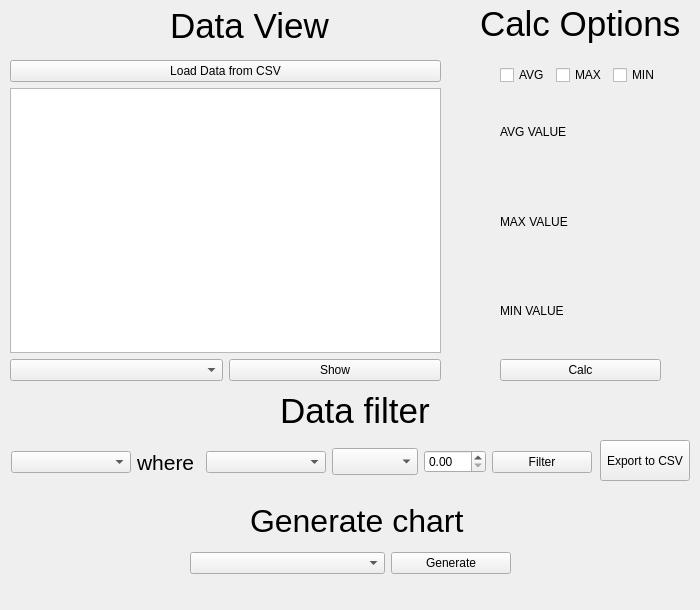
Qt form Qt_Designer/mainwindow.ui (bb305496/CSV_Weather_Dashboard) before a commit.
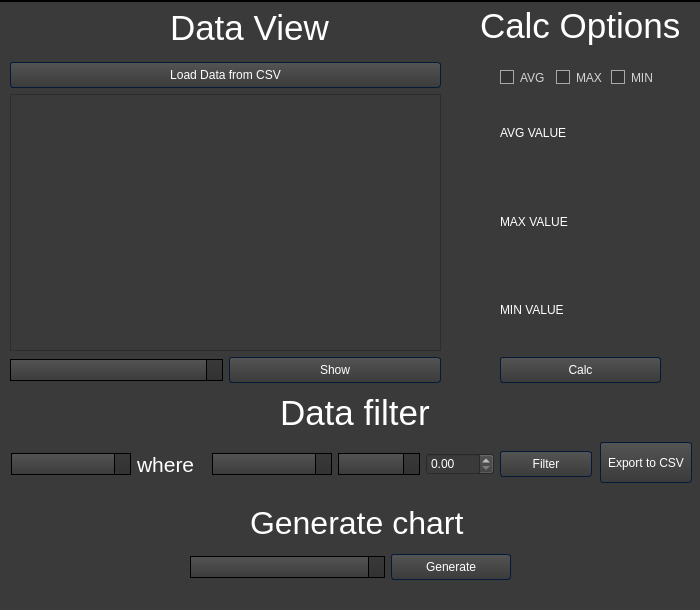
The same form after that commit. Icons and pictures are not drawn.

```diff
--- a/Qt_Designer/mainwindow.ui
+++ b/Qt_Designer/mainwindow.ui
@@ -25,6 +25,996 @@
   <property name="windowTitle">
    <string>MainWindow</string>
   </property>
+  <property name="styleSheet">
+   <string notr="true">/*Copyright (c) DevSec Studio. All rights reserved.
+
+MIT License
+
+Permission is hereby granted, free of charge, to any person obtaining a copy
+of this software and associated documentation files (the &quot;Software&quot;), to deal
+in the Software without restriction, including without limitation the rights
+to use, copy, modify, merge, publish, distribute, sublicense, and/or sell
+copies of the Software, and to permit persons to whom the Software is
+furnished to do so, subject to the following conditions:
+
+The above copyright notice and this permission notice shall be included in all
+copies or substantial portions of the Software.
+
+THE SOFTWARE IS PROVIDED *AS IS*, WITHOUT WARRANTY OF ANY KIND, EXPRESS OR
+IMPLIED, INCLUDING BUT NOT LIMITED TO THE WARRANTIES OF MERCHANTABILITY,
+FITNESS FOR A PARTICULAR PURPOSE AND NONINFRINGEMENT. IN NO EVENT SHALL THE
+AUTHORS OR COPYRIGHT HOLDERS BE LIABLE FOR ANY CLAIM, DAMAGES OR OTHER
+LIABILITY, WHETHER IN AN ACTION OF CONTRACT, TORT OR OTHERWISE, ARISING FROM,
+OUT OF OR IN CONNECTION WITH THE SOFTWARE OR THE USE OR OTHER DEALINGS IN THE SOFTWARE.
+*/
+
+/*-----QWidget-----*/
+QWidget
+{
+	background-color: #3a3a3a;
+	color: #fff;
+	selection-background-color: #b78620;
+	selection-color: #000;
+
+}
+
+
+/*-----QLabel-----*/
+QLabel
+{
+	background-color: transparent;
+	color: #fff;
+
+}
+
+
+/*-----QMenuBar-----*/
+QMenuBar 
+{
+	background-color: qlineargradient(spread:repeat, x1:1, y1:0, x2:1, y2:1, stop:0 rgba(57, 57, 57, 255),stop:1 rgba(50, 50, 50, 255));
+	border: 1px solid #000;
+	color: #fff;
+
+}
+
+
+QMenuBar::item 
+{
+	background-color: transparent;
+
+}
+
+
+QMenuBar::item:selected 
+{
+	background-color: rgba(183, 134, 32, 20%);
+	border: 1px solid #b78620;
+	color: #fff;
+
+}
+
+
+QMenuBar::item:pressed 
+{
+	background-color: rgb(183, 134, 32);
+	border: 1px solid #b78620;
+	color: #fff;
+
+}
+
+
+/*-----QMenu-----*/
+QMenu
+{
+    background-color: qlineargradient(spread:repeat, x1:1, y1:0, x2:1, y2:1, stop:0 rgba(57, 57, 57, 255),stop:1 rgba(50, 50, 50, 255));
+    border: 1px solid #222;
+    padding: 4px;
+	color: #fff;
+
+}
+
+
+QMenu::item
+{
+    background-color: transparent;
+    padding: 2px 20px 2px 20px;
+
+}
+
+
+QMenu::separator
+{
+   	background-color: rgb(183, 134, 32);
+	height: 1px;
+
+}
+
+
+QMenu::item:disabled
+{
+    color: #555;
+    background-color: transparent;
+    padding: 2px 20px 2px 20px;
+
+}
+
+
+QMenu::item:selected
+{
+	background-color: rgba(183, 134, 32, 20%);
+	border: 1px solid #b78620;
+	color: #fff;
+
+}
+
+
+/*-----QToolBar-----*/
+QToolBar
+{
+	background-color: qlineargradient(spread:repeat, x1:1, y1:0, x2:1, y2:1, stop:0 rgba(69, 69, 69, 255),stop:1 rgba(58, 58, 58, 255));
+	border-top: none;
+	border-bottom: 1px solid #4f4f4f;
+	border-left: 1px solid #4f4f4f;
+	border-right: 1px solid #4f4f4f;
+
+}
+
+
+QToolBar::separator
+{
+	background-color: #2e2e2e;
+	width: 1px;
+
+}
+
+
+/*-----QToolButton-----*/
+QToolButton 
+{
+	background-color: transparent;
+	color: #fff;
+	padding: 5px;
+	padding-left: 8px;
+	padding-right: 8px;
+	margin-left: 1px;
+}
+
+
+QToolButton:hover
+{
+	background-color: rgba(183, 134, 32, 20%);
+	border: 1px solid #b78620;
+	color: #fff;
+	
+}
+
+
+QToolButton:pressed
+{
+	background-color: qlineargradient(spread:repeat, x1:1, y1:0, x2:1, y2:1, stop:0 rgba(57, 57, 57, 255),stop:1 rgba(50, 50, 50, 255));
+	border: 1px solid #b78620;
+
+}
+
+
+QToolButton:checked
+{
+	background-color: qlineargradient(spread:repeat, x1:1, y1:0, x2:1, y2:1, stop:0 rgba(57, 57, 57, 255),stop:1 rgba(50, 50, 50, 255));
+	border: 1px solid #222;
+}
+
+
+/*-----QPushButton-----*/
+QPushButton
+{
+	background-color: qlineargradient(spread:repeat, x1:1, y1:0, x2:1, y2:1, stop:0 rgba(84, 84, 84, 255),stop:1 rgba(59, 59, 59, 255));
+	color: #ffffff;
+	min-width: 80px;
+	border-style: solid;
+	border-width: 1px;
+	border-radius: 3px;
+	border-color: #051a39;
+	padding: 5px;
+
+}
+
+
+QPushButton::flat
+{
+	background-color: transparent;
+	border: none;
+	color: #fff;
+
+}
+
+
+QPushButton::disabled
+{
+	background-color: #404040;
+	color: #656565;
+	border-color: #051a39;
+
+}
+
+
+QPushButton::hover
+{
+	background-color: rgba(183, 134, 32, 20%);
+	border: 1px solid #b78620;
+
+}
+
+
+QPushButton::pressed
+{
+	background-color: qlineargradient(spread:repeat, x1:1, y1:0, x2:1, y2:1, stop:0 rgba(74, 74, 74, 255),stop:1 rgba(49, 49, 49, 255));
+	border: 1px solid #b78620;
+
+}
+
+
+QPushButton::checked
+{
+	background-color: qlineargradient(spread:repeat, x1:1, y1:0, x2:1, y2:1, stop:0 rgba(74, 74, 74, 255),stop:1 rgba(49, 49, 49, 255));
+	border: 1px solid #222;
+
+}
+
+
+/*-----QLineEdit-----*/
+QLineEdit
+{
+	background-color: #131313;
+	color : #eee;
+	border: 1px solid #343434;
+	border-radius: 2px;
+	padding: 3px;
+	padding-left: 5px;
+
+}
+
+
+/*-----QPlainTExtEdit-----*/
+QPlainTextEdit
+{
+	background-color: #131313;
+	color : #eee;
+	border: 1px solid #343434;
+	border-radius: 2px;
+	padding: 3px;
+	padding-left: 5px;
+
+}
+
+
+/*-----QTabBar-----*/
+QTabBar::tab
+{
+	background-color: qlineargradient(spread:repeat, x1:1, y1:0, x2:1, y2:1, stop:0 rgba(84, 84, 84, 255),stop:1 rgba(59, 59, 59, 255));
+	color: #ffffff;
+	border-style: solid;
+	border-width: 1px;
+	border-color: #666;
+	border-bottom: none;
+	padding: 5px;
+	padding-left: 15px;
+	padding-right: 15px;
+
+}
+
+
+QTabWidget::pane 
+{
+	background-color: red;
+	border: 1px solid #666;
+	top: 1px;
+
+}
+
+
+QTabBar::tab:last
+{
+	margin-right: 0; 
+
+}
+
+
+QTabBar::tab:first:!selected
+{
+	background-color: #0c0c0d;
+	margin-left: 0px;
+
+}
+
+
+QTabBar::tab:!selected
+{
+	color: #b1b1b1;
+	border-bottom-style: solid;
+	background-color: #0c0c0d;
+
+}
+
+
+QTabBar::tab:selected
+{
+	margin-bottom: 0px;
+
+}
+
+
+QTabBar::tab:!selected:hover
+{
+	border-top-color: #b78620;
+
+}
+
+
+/*-----QComboBox-----*/
+QComboBox
+{
+    background-color: qlineargradient(spread:repeat, x1:1, y1:0, x2:1, y2:1, stop:0 rgba(84, 84, 84, 255),stop:1 rgba(59, 59, 59, 255));
+    border: 1px solid #000;
+    padding-left: 6px;
+    color: #ffffff;
+    height: 20px;
+
+}
+
+
+QComboBox::disabled
+{
+	background-color: #404040;
+	color: #656565;
+	border-color: #051a39;
+
+}
+
+
+QComboBox:on
+{
+    background-color: #b78620;
+	color: #000;
+
+}
+
+
+QComboBox QAbstractItemView
+{
+    background-color: #383838;
+    color: #ffffff;
+    border: 1px solid black;
+    selection-background-color: #b78620;
+    outline: 0;
+
+}
+
+
+QComboBox::drop-down
+{
+	background-color: qlineargradient(spread:repeat, x1:1, y1:0, x2:1, y2:1, stop:0 rgba(57, 57, 57, 255),stop:1 rgba(50, 50, 50, 255));
+    subcontrol-origin: padding;
+    subcontrol-position: top right;
+    width: 15px;
+    border-left-width: 1px;
+    border-left-color: black;
+    border-left-style: solid; 
+
+}
+
+
+QComboBox::down-arrow
+{
+    image: url(://arrow-down.png);
+    width: 8px;
+    height: 8px;
+}
+
+
+/*-----QSpinBox &amp; QDateTimeEdit-----*/
+QSpinBox,
+QDateTimeEdit 
+{
+    background-color: #131313;
+	color : #eee;
+	border: 1px solid #343434;
+	padding: 3px;
+	padding-left: 5px;
+    border-radius : 2px;
+
+}
+
+
+QSpinBox::up-button, 
+QDateTimeEdit::up-button
+{
+	border-top-right-radius:2px;
+	background-color: #777777;
+    width: 16px; 
+    border-width: 1px;
+
+}
+
+
+QSpinBox::up-button:hover, 
+QDateTimeEdit::up-button:hover
+{
+	background-color: #585858;
+
+}
+
+
+QSpinBox::up-button:pressed, 
+QDateTimeEdit::up-button:pressed
+{
+	background-color: #252525;
+    width: 16px; 
+    border-width: 1px;
+
+}
+
+
+QSpinBox::up-arrow,
+QDateTimeEdit::up-arrow
+{
+    image: url(://arrow-up.png);
+    width: 7px;
+    height: 7px;
+
+}
+
+
+QSpinBox::down-button, 
+QDateTimeEdit::down-button
+{
+	border-bottom-right-radius:2px;
+	background-color: #777777;
+    width: 16px; 
+    border-width: 1px;
+
+}
+
+
+QSpinBox::down-button:hover, 
+QDateTimeEdit::down-button:hover
+{
+	background-color: #585858;
+
+}
+
+
+QSpinBox::down-button:pressed, 
+QDateTimeEdit::down-button:pressed
+{
+	background-color: #252525;
+    width: 16px; 
+    border-width: 1px;
+
+}
+
+
+QSpinBox::down-arrow,
+QDateTimeEdit::down-arrow
+{
+    image: url(://arrow-down.png);
+    width: 7px;
+    height: 7px;
+
+}
+
+
+/*-----QGroupBox-----*/
+QGroupBox 
+{
+    border: 1px solid;
+    border-color: #666666;
+	border-radius: 5px;
+    margin-top: 20px;
+
+}
+
+
+QGroupBox::title  
+{
+    background-color: transparent;
+    color: #eee;
+    subcontrol-origin: margin;
+    padding: 5px;
+	border-top-left-radius: 3px;
+	border-top-right-radius: 3px;
+
+}
+
+
+/*-----QHeaderView-----*/
+QHeaderView::section
+{
+    background-color: qlineargradient(spread:repeat, x1:1, y1:0, x2:1, y2:1, stop:0 rgba(60, 60, 60, 255),stop:1 rgba(50, 50, 50, 255));
+	border: 1px solid #000;
+    color: #fff;
+    text-align: left;
+	padding: 4px;
+	
+}
+
+
+QHeaderView::section:disabled
+{
+    background-color: #525251;
+    color: #656565;
+
+}
+
+
+QHeaderView::section:checked
+{
+    background-color: qlineargradient(spread:repeat, x1:1, y1:0, x2:1, y2:1, stop:0 rgba(60, 60, 60, 255),stop:1 rgba(50, 50, 50, 255));
+    color: #fff;
+
+}
+
+
+QHeaderView::section::vertical::first,
+QHeaderView::section::vertical::only-one
+{
+    border-top: 1px solid #353635;
+
+}
+
+
+QHeaderView::section::vertical
+{
+    border-top: 1px solid #353635;
+
+}
+
+
+QHeaderView::section::horizontal::first,
+QHeaderView::section::horizontal::only-one
+{
+    border-left: 1px solid #353635;
+
+}
+
+
+QHeaderView::section::horizontal
+{
+    border-left: 1px solid #353635;
+
+}
+
+
+QTableCornerButton::section
+{
+    background-color: qlineargradient(spread:repeat, x1:1, y1:0, x2:1, y2:1, stop:0 rgba(60, 60, 60, 255),stop:1 rgba(50, 50, 50, 255));
+	border: 1px solid #000;
+    color: #fff;
+
+}
+
+
+/*-----QTreeWidget-----*/
+QTreeView
+{
+	show-decoration-selected: 1;
+	alternate-background-color: #3a3a3a;
+	selection-color: #fff;
+	background-color: #2d2d2d;
+	border: 1px solid gray;
+	padding-top : 5px;
+	color: #fff;
+	font: 8pt;
+
+}
+
+
+QTreeView::item:selected
+{
+	color:#fff;
+	background-color: #b78620;
+	border-radius: 0px;
+
+}
+
+
+QTreeView::item:!selected:hover
+{
+    background-color: #262626;
+    border: none;
+    color: white;
+
+}
+
+
+QTreeView::branch:has-children:!has-siblings:closed,
+QTreeView::branch:closed:has-children:has-siblings 
+{
+	image: url(://tree-closed.png);
+
+}
+
+
+QTreeView::branch:open:has-children:!has-siblings,
+QTreeView::branch:open:has-children:has-siblings  
+{
+	image: url(://tree-open.png);
+
+}
+
+
+/*-----QListView-----*/
+QListView 
+{
+	background-color: qlineargradient(spread:repeat, x1:1, y1:0, x2:1, y2:1, stop:0 rgba(83, 83, 83, 255),stop:0.293269 rgba(81, 81, 81, 255),stop:0.634615 rgba(79, 79, 79, 255),stop:1 rgba(83, 83, 83, 255));
+    border : none;
+    color: white;
+    show-decoration-selected: 1; 
+    outline: 0;
+	border: 1px solid gray;
+
+}
+
+
+QListView::disabled 
+{
+	background-color: #656565;
+	color: #1b1b1b;
+    border: 1px solid #656565;
+
+}
+
+
+QListView::item 
+{
+	background-color: #2d2d2d;
+    padding: 1px;
+
+}
+
+
+QListView::item:alternate 
+{
+    background-color: #3a3a3a;
+
+}
+
+
+QListView::item:selected 
+{
+	background-color: #b78620;
+	border: 1px solid #b78620;
+	color: #fff;
+
+}
+
+
+QListView::item:selected:!active 
+{
+	background-color: #b78620;
+	border: 1px solid #b78620;
+	color: #fff;
+
+}
+
+
+QListView::item:selected:active 
+{
+	background-color: #b78620;
+	border: 1px solid #b78620;
+	color: #fff;
+
+}
+
+
+QListView::item:hover {
+    background-color: #262626;
+    border: none;
+    color: white;
+
+}
+
+
+/*-----QCheckBox-----*/
+QCheckBox
+{
+	background-color: transparent;
+    color: lightgray;
+	border: none;
+
+}
+
+
+QCheckBox::indicator
+{
+    background-color: #323232;
+    border: 1px solid darkgray;
+    width: 12px;
+    height: 12px;
+
+}
+
+
+QCheckBox::indicator:checked
+{
+    image:url(&quot;./ressources/check.png&quot;);
+	background-color: #b78620;
+    border: 1px solid #3a546e;
+
+}
+
+
+QCheckBox::indicator:unchecked:hover
+{
+	border: 1px solid #b78620; 
+
+}
+
+
+QCheckBox::disabled
+{
+	color: #656565;
+
+}
+
+
+QCheckBox::indicator:disabled
+{
+	background-color: #656565;
+	color: #656565;
+    border: 1px solid #656565;
+
+}
+
+
+/*-----QRadioButton-----*/
+QRadioButton 
+{
+	color: lightgray;
+	background-color: transparent;
+
+}
+
+
+QRadioButton::indicator::unchecked:hover 
+{
+	background-color: lightgray;
+	border: 2px solid #b78620;
+	border-radius: 6px;
+}
+
+
+QRadioButton::indicator::checked 
+{
+	border: 2px solid #b78620;
+	border-radius: 6px;
+	background-color: rgba(183,134,32,20%);  
+	width: 9px; 
+	height: 9px; 
+
+}
+
+
+/*-----QSlider-----*/
+QSlider::groove:horizontal 
+{
+	background-color: transparent;
+	height: 3px;
+
+}
+
+
+QSlider::sub-page:horizontal 
+{
+	background-color: #b78620;
+
+}
+
+
+QSlider::add-page:horizontal 
+{
+	background-color: #131313;
+
+}
+
+
+QSlider::handle:horizontal 
+{
+	background-color: #b78620;
+	width: 14px;
+	margin-top: -6px;
+	margin-bottom: -6px;
+	border-radius: 6px;
+
+}
+
+
+QSlider::handle:horizontal:hover 
+{
+	background-color: #d89e25;
+	border-radius: 6px;
+
+}
+
+
+QSlider::sub-page:horizontal:disabled 
+{
+	background-color: #bbb;
+	border-color: #999;
+
+}
+
+
+QSlider::add-page:horizontal:disabled 
+{
+	background-color: #eee;
+	border-color: #999;
+
+}
+
+
+QSlider::handle:horizontal:disabled 
+{
+	background-color: #eee;
+	border: 1px solid #aaa;
+	border-radius: 3px;
+
+}
+
+
+/*-----QScrollBar-----*/
+QScrollBar:horizontal
+{
+    border: 1px solid #222222;
+    background-color: #3d3d3d;
+    height: 15px;
+    margin: 0px 16px 0 16px;
+
+}
+
+
+QScrollBar::handle:horizontal
+{
+	background-color: qlineargradient(spread:repeat, x1:1, y1:0, x2:1, y2:1, stop:0 rgba(97, 97, 97, 255),stop:1 rgba(90, 90, 90, 255));
+	border: 1px solid #2d2d2d;
+    min-height: 20px;
+
+}
+
+
+QScrollBar::add-line:horizontal
+{
+	background-color: qlineargradient(spread:repeat, x1:1, y1:0, x2:1, y2:1, stop:0 rgba(97, 97, 97, 255),stop:1 rgba(90, 90, 90, 255));
+	border: 1px solid #2d2d2d;
+    width: 15px;
+    subcontrol-position: right;
+    subcontrol-origin: margin;
+
+}
+
+
+QScrollBar::sub-line:horizontal
+{
+	background-color: qlineargradient(spread:repeat, x1:1, y1:0, x2:1, y2:1, stop:0 rgba(97, 97, 97, 255),stop:1 rgba(90, 90, 90, 255));
+	border: 1px solid #2d2d2d;
+    width: 15px;
+    subcontrol-position: left;
+    subcontrol-origin: margin;
+
+}
+
+
+QScrollBar::right-arrow:horizontal
+{
+    image: url(://arrow-right.png);
+    width: 6px;
+    height: 6px;
+
+}
+
+
+QScrollBar::left-arrow:horizontal
+{
+    image: url(://arrow-left.png);
+    width: 6px;
+    height: 6px;
+
+}
+
+
+QScrollBar::add-page:horizontal, QScrollBar::sub-page:horizontal
+{
+    background: none;
+
+}
+
+
+QScrollBar:vertical
+{
+    background-color: #3d3d3d;
+    width: 16px;
+	border: 1px solid #2d2d2d;
+    margin: 16px 0px 16px 0px;
+
+}
+
+
+QScrollBar::handle:vertical
+{
+    background-color: qlineargradient(spread:repeat, x1:1, y1:0, x2:1, y2:1, stop:0 rgba(97, 97, 97, 255),stop:1 rgba(90, 90, 90, 255));
+	border: 1px solid #2d2d2d;
+    min-height: 20px;
+
+}
+
+
+QScrollBar::add-line:vertical
+{
+	background-color: qlineargradient(spread:repeat, x1:1, y1:0, x2:1, y2:1, stop:0 rgba(97, 97, 97, 255),stop:1 rgba(90, 90, 90, 255));
+	border: 1px solid #2d2d2d;
+    height: 15px;
+    subcontrol-position: bottom;
+    subcontrol-origin: margin;
+
+}
+
+
+QScrollBar::sub-line:vertical
+{
+	background-color: qlineargradient(spread:repeat, x1:1, y1:0, x2:1, y2:1, stop:0 rgba(97, 97, 97, 255),stop:1 rgba(90, 90, 90, 255));
+	border: 1px solid #2d2d2d;
+    height: 15px;
+    subcontrol-position: top;
+    subcontrol-origin: margin;
+
+}
+
+
+QScrollBar::up-arrow:vertical
+{
+    image: url(://arrow-up.png);
+    width: 6px;
+    height: 6px;
+
+}
+
+
+QScrollBar::down-arrow:vertical
+{
+    image: url(://arrow-down.png);
+    width: 6px;
+    height: 6px;
+
+}
+
+
+QScrollBar::add-page:vertical, QScrollBar::sub-page:vertical
+{
+    background: none;
+
+}
+
+
+/*-----QProgressBar-----*/
+QProgressBar
+{
+    border: 1px solid #666666;
+    text-align: center;
+	color: #000;
+	font-weight: bold;
+
+}
+
+
+QProgressBar::chunk
+{
+    background-color: #b78620;
+    width: 30px;
+    margin: 0.5px;
+
+}
+
+</string>
+  </property>
   <widget class="QWidget" name="centralwidget">
    <widget class="QWidget" name="layoutWidget">
     <property name="geometry">
@@ -129,13 +1119,13 @@
      <rect>
       <x>600</x>
       <y>440</y>
-      <width>90</width>
+      <width>92</width>
       <height>41</height>
      </rect>
     </property>
     <property name="minimumSize">
      <size>
-      <width>75</width>
+      <width>92</width>
       <height>0</height>
      </size>
     </property>
@@ -213,7 +1203,7 @@
       <widget class="QPushButton" name="Filter1Button">
        <property name="minimumSize">
         <size>
-         <width>100</width>
+         <width>92</width>
          <height>0</height>
         </size>
        </property>
@@ -331,7 +1321,7 @@
       <x>190</x>
       <y>550</y>
       <width>321</width>
-      <height>26</height>
+      <height>30</height>
      </rect>
     </property>
     <layout class="QHBoxLayout" name="horizontalLayout_4">
@@ -360,7 +1350,7 @@
      <x>0</x>
      <y>0</y>
      <width>700</width>
-     <height>22</height>
+     <height>24</height>
     </rect>
    </property>
   </widget>
```
